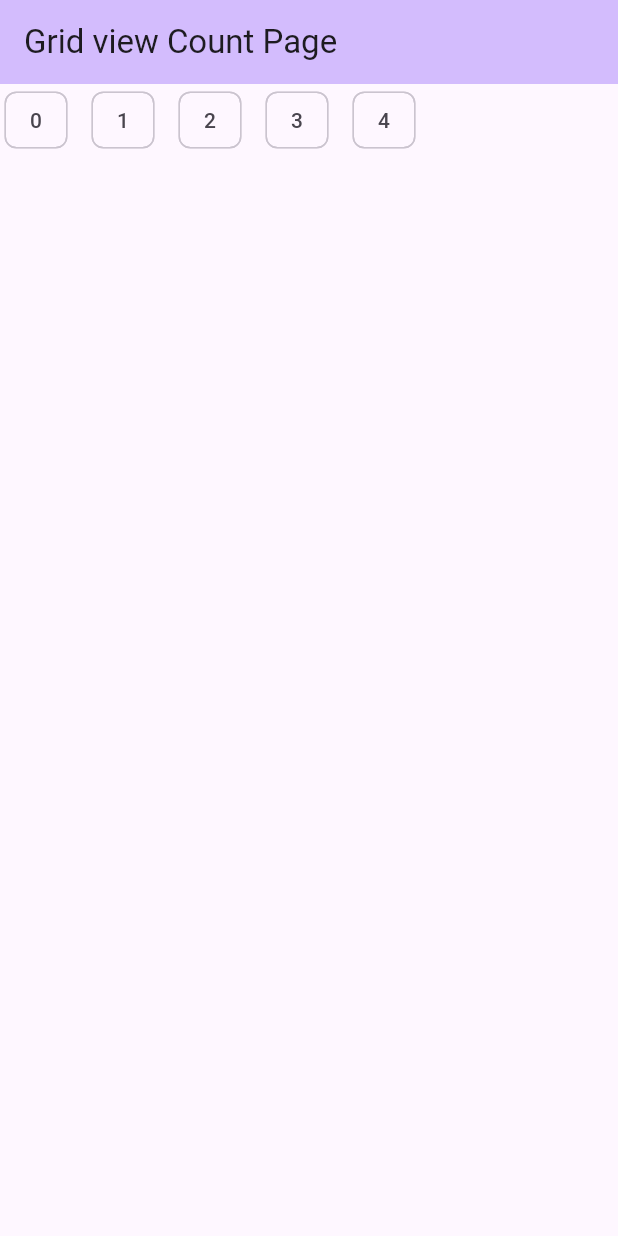
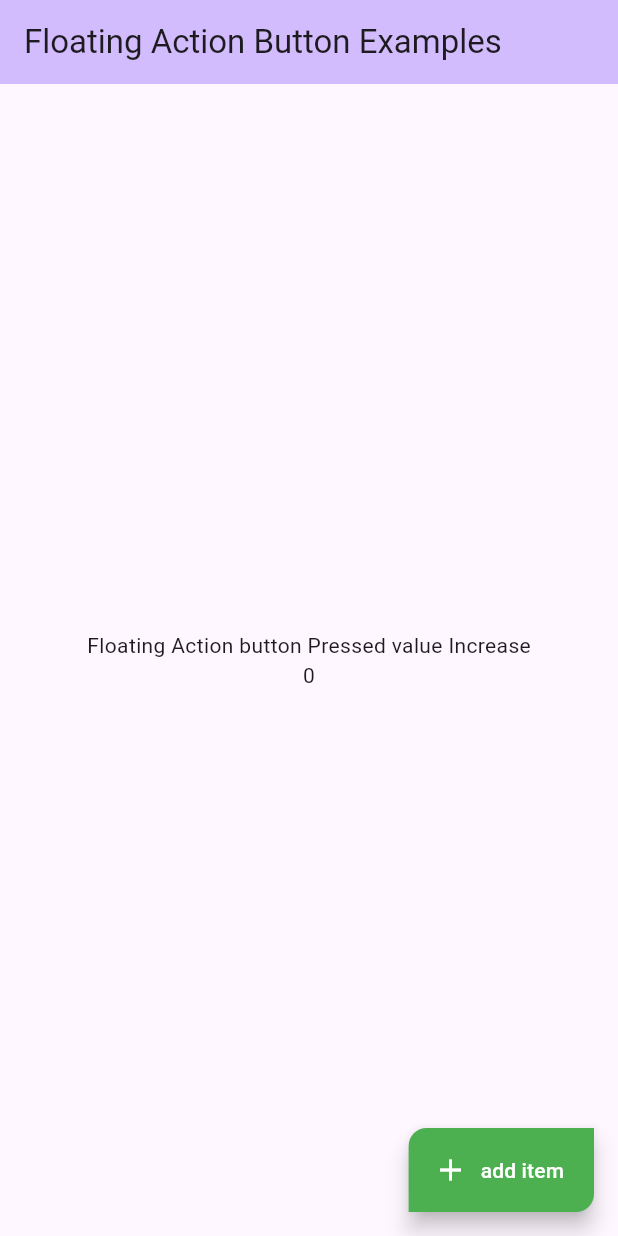
Before and after one commit to Babludhakad01/Flutter_widgets_learning, a Flutter app: the screen it shows after launch, on a phone screen of 412 x 824 dp. Run offline on Flutter 3.47's test engine with Material 3 defaults, Android fonts, the phone set to English and light mode, and no system bars.

Commit message:
Drawer, bottomNavigation, FloatingActionBtn

```diff
--- /dev/null
+++ b/lib/Drawer_BottomNavBar_Floating_Widgets/floatingAction.dart
@@ -0,0 +1,63 @@
+import 'package:flutter/material.dart';
+
+class FloatingActionBtnExample extends StatefulWidget {
+  final String title;
+
+  const FloatingActionBtnExample({super.key, required this.title});
+
+  @override
+  State<FloatingActionBtnExample> createState() => _FloatingActionBtnExample();
+}
+
+class _FloatingActionBtnExample extends State<FloatingActionBtnExample> {
+  int idx = 0;
+
+  @override
+  Widget build(BuildContext context) {
+    return Scaffold(
+      appBar: AppBar(
+        title: Text(widget.title),
+        backgroundColor: Theme.of(context).colorScheme.inversePrimary,
+      ),
+
+      // Create a drawer
+
+      //LeftSide Drawer
+      body: Center(
+        child: Column(
+          mainAxisAlignment: MainAxisAlignment.center,
+          children: [
+            Text("Floating Action button Pressed value Increase"),
+            Text("${idx}"),
+          ],
+        ),
+      ),
+
+      floatingActionButtonLocation: FloatingActionButtonLocation.endFloat,
+      floatingActionButton: FloatingActionButton.extended(
+        // tooltip: "Add increment",
+        // focusColor: Colors.black,
+        // hoverColor: Colors.grey,
+        splashColor: Colors.orange,
+        materialTapTargetSize: MaterialTapTargetSize.padded,
+
+        shape: RoundedRectangleBorder(
+          borderRadius: BorderRadius.only(
+            topLeft: Radius.circular(12),
+            bottomRight: Radius.circular(12),
+          ),
+        ),
+
+        backgroundColor: Colors.green,
+        foregroundColor: Colors.white,
+        onPressed: () {
+          setState(() {
+            idx++;
+          });
+        },
+        icon: Icon(Icons.add),
+        label: Text("add item"),
+      ),
+    );
+  }
+}
--- a/lib/main.dart
+++ b/lib/main.dart
@@ -1,4 +1,8 @@
 
+import 'package:demo_project/Drawer_BottomNavBar_Floating_Widgets/BottomNavigationBar/bottomNavigation.dart';
+import 'package:demo_project/Drawer_BottomNavBar_Floating_Widgets/BottomNavigationBar/customNavigation.dart';
+import 'package:demo_project/Drawer_BottomNavBar_Floating_Widgets/Drawer/drawer.dart';
+import 'package:demo_project/Drawer_BottomNavBar_Floating_Widgets/floatingAction.dart';
 import 'package:demo_project/ListView_GridView_Wrap_Widget/GridView/gridViewCount.dart';
 import 'package:demo_project/ListView_GridView_Wrap_Widget/ListView/listView.dart';
 import 'package:demo_project/ListView_GridView_Wrap_Widget/ListView/listViewBuilder.dart';
@@ -24,49 +28,28 @@ class MyApp extends StatelessWidget {
   @override
   Widget build(BuildContext context) {
     return MaterialApp(
-      title: "Flutter Signup Page",
+      title: "Flutter Learning",
       debugShowCheckedModeBanner:  false,
       theme: ThemeData(
         colorScheme: ColorScheme.fromSeed(seedColor: Colors.deepPurple ),
       ),
-      // home: const SignupPage(title: "Signup Page"),
-      // home: const ButtonPractice(title: "Button Practice"),
-      // home: const ListViewPage(title: "List View Practice"),
-      // home: const ListViewSeparted(title: "List View Practice"),
-      // home: const UserListPage(title: "List View Practice"),
-      // home: const PrototypeExample(title: "Scroll Controller or ProtoTypeItem"),
-      // home: const GridViewPage(title: "Grid view Page "),
-      // home: const KeepAliveExample(title: "Grid view Page "),
-      // home: const GridViewPageCount(title: "Grid view Count Page "),
-      home: const WrapWidgetExample(title: "Grid view Count Page "),
+      /*
+      home: const SignupPage(title: "Signup Page"),
+      home: const ButtonPractice(title: "Button Practice"),
+      home: const ListViewPage(title: "List View Practice"),
+      home: const ListViewSeparted(title: "List View Practice"),
+      home: const UserListPage(title: "List View Practice"),
+      home: const PrototypeExample(title: "Scroll Controller or ProtoTypeItem"),
+      home: const GridViewPage(title: "Grid view Page "),
+      home: const KeepAliveExample(title: "Grid view Page "),
+      home: const GridViewPageCount(title: "Grid view Count Page "),
+     home: const WrapWidgetExample(title: "Grid view Count Page "),
+
+       */
+      // home: const DrawerExample(title: "Drawer Examples "),
+      //home: const BottomNavbarExample(title: "Bottom Navbar Examples "),
+      home: const FloatingActionBtnExample(title: "Floating Action Button Examples "),
 
     );
   }
 }
-
- // Default code StatefulWidget
-// class MyHomePage extends StatefulWidget {
-//
-//   const MyHomePage({super.key, required this.title});
-//
-//   final String title;
-//
-//   @override
-//   State<MyHomePage> createState() => _MyHomePageState();
-//
-// }
-
-// class _MyHomePageState extends State<MyHomePage> {
-//
-//   @override
-//   Widget build(BuildContext context) {
-//     return Scaffold(
-//       appBar: AppBar(
-//         backgroundColor: Theme.of(context).colorScheme.inversePrimary,
-//         title: Text(widget.title),
-//       ),
-//       body: Center(),
-//     );
-//   }
-//
-// }
```
Also changed, not shown: lib/Drawer_BottomNavBar_Floating_Widgets/BottomNavigationBar/bottomNavigation.dart (added, +61 -0 lines), lib/Drawer_BottomNavBar_Floating_Widgets/BottomNavigationBar/customNavigation.dart (added, +81 -0 lines), lib/Drawer_BottomNavBar_Floating_Widgets/Drawer/drawer.dart (added, +209 -0 lines), pubspec.yaml (+3 -68 lines), assets/images/User.jpg (added).
